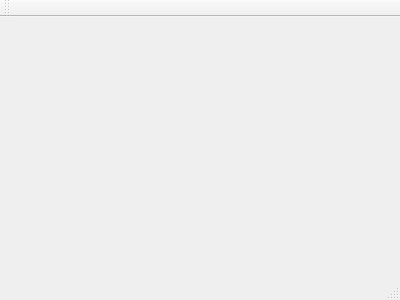
The window that SerialPort/mainwindow.ui (uufree/Qt) describes before a commit, drawn with Qt 5.
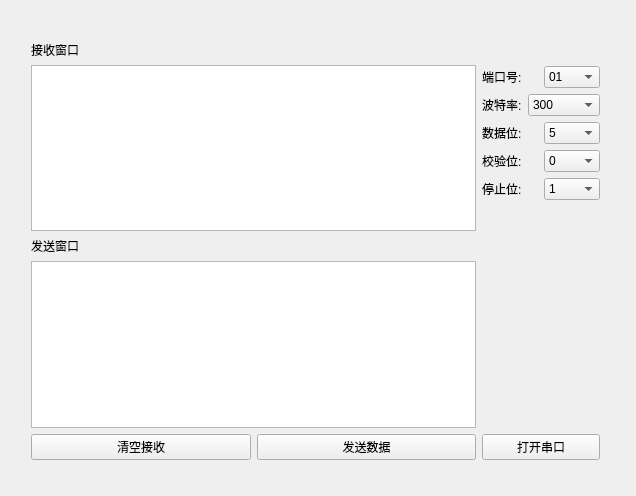
The same window after the commit.

What changed in the file:
```diff
--- a/SerialPort/mainwindow.ui
+++ b/SerialPort/mainwindow.ui
@@ -1,24 +1,381 @@
 <ui version="4.0">
  <class>MainWindow</class>
- <widget class="QMainWindow" name="MainWindow" >
-  <property name="geometry" >
+ <widget class="QMainWindow" name="MainWindow">
+  <property name="geometry">
    <rect>
     <x>0</x>
     <y>0</y>
-    <width>400</width>
-    <height>300</height>
+    <width>636</width>
+    <height>496</height>
    </rect>
   </property>
   <property name="windowTitle" >
    <string>MainWindow</string>
   </property>
-  <widget class="QMenuBar" name="menuBar" />
-  <widget class="QToolBar" name="mainToolBar" />
-  <widget class="QWidget" name="centralWidget" />
-  <widget class="QStatusBar" name="statusBar" />
+  <widget class="QWidget" name="centralWidget">
+   <widget class="QWidget" name="">
+    <property name="geometry">
+     <rect>
+      <x>20</x>
+      <y>30</y>
+      <width>591</width>
+      <height>441</height>
+     </rect>
+    </property>
+    <layout class="QHBoxLayout" name="horizontalLayout_7">
+     <item>
+      <layout class="QVBoxLayout" name="verticalLayout_4">
+       <item>
+        <layout class="QVBoxLayout" name="verticalLayout_3">
+         <property name="sizeConstraint">
+          <enum>QLayout::SetFixedSize</enum>
+         </property>
+         <item>
+          <layout class="QVBoxLayout" name="verticalLayout">
+           <property name="sizeConstraint">
+            <enum>QLayout::SetFixedSize</enum>
+           </property>
+           <item>
+            <widget class="QLabel" name="label">
+             <property name="text">
+              <string>接收窗口</string>
+             </property>
+            </widget>
+           </item>
+           <item>
+            <widget class="QTextEdit" name="recvEdit"/>
+           </item>
+          </layout>
+         </item>
+         <item>
+          <layout class="QVBoxLayout" name="verticalLayout_2">
+           <property name="sizeConstraint">
+            <enum>QLayout::SetFixedSize</enum>
+           </property>
+           <item>
+            <widget class="QLabel" name="label_2">
+             <property name="text">
+              <string>发送窗口</string>
+             </property>
+            </widget>
+           </item>
+           <item>
+            <widget class="QTextEdit" name="sendEdit"/>
+           </item>
+          </layout>
+         </item>
+        </layout>
+       </item>
+       <item>
+        <layout class="QHBoxLayout" name="horizontalLayout">
+         <property name="sizeConstraint">
+          <enum>QLayout::SetFixedSize</enum>
+         </property>
+         <item>
+          <widget class="QPushButton" name="clearButton">
+           <property name="text">
+            <string>清空接收</string>
+           </property>
+          </widget>
+         </item>
+         <item>
+          <widget class="QPushButton" name="sendButton">
+           <property name="text">
+            <string>发送数据</string>
+           </property>
+          </widget>
+         </item>
+        </layout>
+       </item>
+      </layout>
+     </item>
+     <item>
+      <layout class="QVBoxLayout" name="verticalLayout_5">
+       <property name="topMargin">
+        <number>25</number>
+       </property>
+       <item>
+        <layout class="QHBoxLayout" name="horizontalLayout_2">
+         <item>
+          <widget class="QLabel" name="label_3">
+           <property name="text">
+            <string>端口号:</string>
+           </property>
+          </widget>
+         </item>
+         <item>
+          <widget class="QComboBox" name="portBox">
+           <item>
+            <property name="text">
+             <string>01</string>
+            </property>
+           </item>
+           <item>
+            <property name="text">
+             <string>02</string>
+            </property>
+           </item>
+           <item>
+            <property name="text">
+             <string>03</string>
+            </property>
+           </item>
+           <item>
+            <property name="text">
+             <string>04</string>
+            </property>
+           </item>
+           <item>
+            <property name="text">
+             <string>05</string>
+            </property>
+           </item>
+           <item>
+            <property name="text">
+             <string>05</string>
+            </property>
+           </item>
+           <item>
+            <property name="text">
+             <string>07</string>
+            </property>
+           </item>
+           <item>
+            <property name="text">
+             <string>08</string>
+            </property>
+           </item>
+           <item>
+            <property name="text">
+             <string>09</string>
+            </property>
+           </item>
+           <item>
+            <property name="text">
+             <string>10</string>
+            </property>
+           </item>
+           <item>
+            <property name="text">
+             <string>11</string>
+            </property>
+           </item>
+           <item>
+            <property name="text">
+             <string>12</string>
+            </property>
+           </item>
+           <item>
+            <property name="text">
+             <string/>
+            </property>
+           </item>
+           <item>
+            <property name="text">
+             <string/>
+            </property>
+           </item>
+           <item>
+            <property name="text">
+             <string/>
+            </property>
+           </item>
+           <item>
+            <property name="text">
+             <string/>
+            </property>
+           </item>
+          </widget>
+         </item>
+        </layout>
+       </item>
+       <item>
+        <layout class="QHBoxLayout" name="horizontalLayout_3">
+         <item>
+          <widget class="QLabel" name="label_4">
+           <property name="text">
+            <string>波特率:</string>
+           </property>
+          </widget>
+         </item>
+         <item>
+          <widget class="QComboBox" name="baudBox">
+           <item>
+            <property name="text">
+             <string>300</string>
+            </property>
+           </item>
+           <item>
+            <property name="text">
+             <string>600</string>
+            </property>
+           </item>
+           <item>
+            <property name="text">
+             <string>1200</string>
+            </property>
+           </item>
+           <item>
+            <property name="text">
+             <string>2400</string>
+            </property>
+           </item>
+           <item>
+            <property name="text">
+             <string>4800</string>
+            </property>
+           </item>
+           <item>
+            <property name="text">
+             <string>9600</string>
+            </property>
+           </item>
+           <item>
+            <property name="text">
+             <string>19200</string>
+            </property>
+           </item>
+           <item>
+            <property name="text">
+             <string>38400</string>
+            </property>
+           </item>
+           <item>
+            <property name="text">
+             <string>43000</string>
+            </property>
+           </item>
+           <item>
+            <property name="text">
+             <string>56000</string>
+            </property>
+           </item>
+           <item>
+            <property name="text">
+             <string>57600</string>
+            </property>
+           </item>
+           <item>
+            <property name="text">
+             <string>115200</string>
+            </property>
+           </item>
+          </widget>
+         </item>
+        </layout>
+       </item>
+       <item>
+        <layout class="QHBoxLayout" name="horizontalLayout_4">
+         <item>
+          <widget class="QLabel" name="label_5">
+           <property name="text">
+            <string>数据位:</string>
+           </property>
+          </widget>
+         </item>
+         <item>
+          <widget class="QComboBox" name="dataBox">
+           <item>
+            <property name="text">
+             <string>5</string>
+            </property>
+           </item>
+           <item>
+            <property name="text">
+             <string>6</string>
+            </property>
+           </item>
+           <item>
+            <property name="text">
+             <string>7</string>
+            </property>
+           </item>
+           <item>
+            <property name="text">
+             <string>8</string>
+            </property>
+           </item>
+          </widget>
+         </item>
+        </layout>
+       </item>
+       <item>
+        <layout class="QHBoxLayout" name="horizontalLayout_5">
+         <item>
+          <widget class="QLabel" name="label_6">
+           <property name="text">
+            <string>校验位:</string>
+           </property>
+          </widget>
+         </item>
+         <item>
+          <widget class="QComboBox" name="checkBox">
+           <item>
+            <property name="text">
+             <string>0</string>
+            </property>
+           </item>
+          </widget>
+         </item>
+        </layout>
+       </item>
+       <item>
+        <layout class="QHBoxLayout" name="horizontalLayout_6">
+         <item>
+          <widget class="QLabel" name="label_7">
+           <property name="text">
+            <string>停止位:</string>
+           </property>
+          </widget>
+         </item>
+         <item>
+          <widget class="QComboBox" name="stopBox">
+           <item>
+            <property name="text">
+             <string>1</string>
+            </property>
+           </item>
+           <item>
+            <property name="text">
+             <string>1.5</string>
+            </property>
+           </item>
+           <item>
+            <property name="text">
+             <string>2</string>
+            </property>
+           </item>
+          </widget>
+         </item>
+        </layout>
+       </item>
+       <item>
+        <spacer name="verticalSpacer">
+         <property name="orientation">
+          <enum>Qt::Vertical</enum>
+         </property>
+         <property name="sizeHint" stdset="0">
+          <size>
+           <width>20</width>
+           <height>40</height>
+          </size>
+         </property>
+        </spacer>
+       </item>
+       <item>
+        <widget class="QPushButton" name="openButton">
+         <property name="text">
+          <string>打开串口</string>
+         </property>
+        </widget>
+       </item>
+      </layout>
+     </item>
+    </layout>
+   </widget>
+  </widget>
  </widget>
- <layoutDefault spacing="6" margin="11" />
- <pixmapfunction></pixmapfunction>
+ <layoutdefault spacing="6" margin="11"/>
  <resources/>
  <connections/>
 </ui>
```
Left out of the diff: 3 changed lines with no effect on the pictures.
